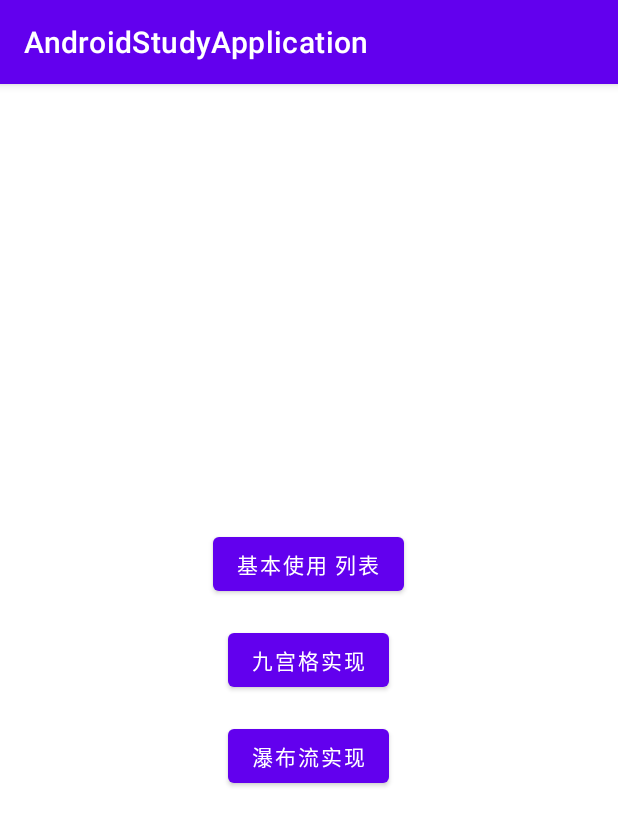
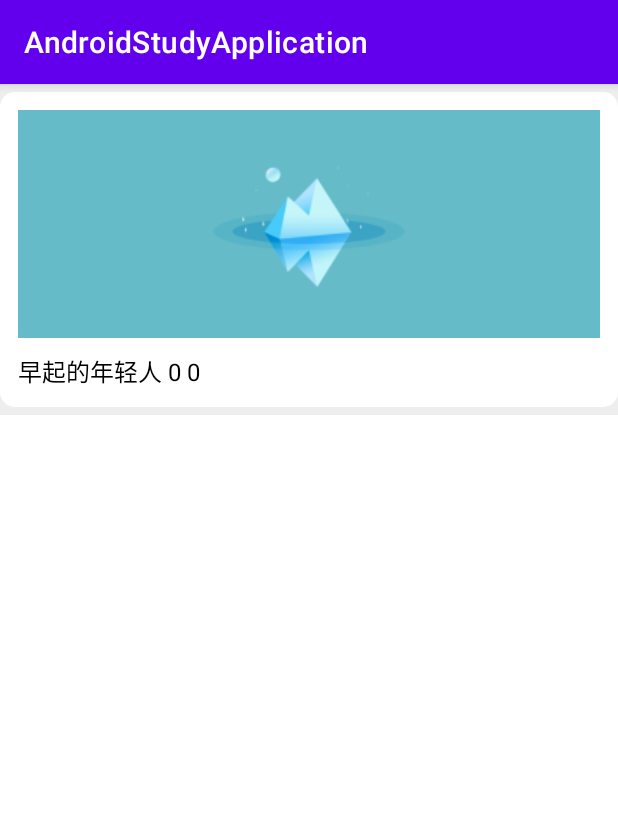
Before and after one commit to zhaolongs/AndroidStudy, an Android app: the RecyclerViewStudyActivity screen opened directly, with no data from a screen before it, after a tap on "九宫格实现", on a phone screen of 412 x 824 dp. Shown: the top 826 px of the screen. Run offline under Robolectric (Android 15) with nearby library versions, the phone set to English and light mode, and no system bars.

Commit message:
RecyclerView

```diff
--- a/AndroidStudyDemo/app/src/main/AndroidManifest.xml
+++ b/AndroidStudyDemo/app/src/main/AndroidManifest.xml
@@ -35,6 +35,7 @@
                 <category android:name="android.intent.category.LAUNCHER" />
             </intent-filter>
         </activity>
+        <activity android:name=".code3.activity.RecyclerViewStudyGridActivity" />
     </application>
 
 </manifest>
--- a/AndroidStudyDemo/app/src/main/java/com/example/studyapp/code2/bean/PhoneBean.java
+++ b/AndroidStudyDemo/app/src/main/java/com/example/studyapp/code2/bean/PhoneBean.java
@@ -7,4 +7,5 @@ public class PhoneBean implements Serializable {
     public String userAddress;
     public long createTime;
     public String phone;
+    public int image;
 }
--- a/AndroidStudyDemo/app/src/main/java/com/example/studyapp/code3/activity/RecyclerViewStudyActivity.java
+++ b/AndroidStudyDemo/app/src/main/java/com/example/studyapp/code3/activity/RecyclerViewStudyActivity.java
@@ -27,7 +27,7 @@ public class RecyclerViewStudyActivity extends AppCompatActivity {
         findViewById(R.id.bt_recy_list2).setOnClickListener(new View.OnClickListener() {
             @Override
             public void onClick(View v) {
-
+                RecyclerViewStudyActivity.this.startActivity(new Intent(RecyclerViewStudyActivity.this, RecyclerViewStudyGridActivity.class));
             }
         });
         findViewById(R.id.bt_recy_list3).setOnClickListener(new View.OnClickListener() {
--- /dev/null
+++ b/AndroidStudyDemo/app/src/main/java/com/example/studyapp/code3/activity/RecyclerViewStudyGridActivity.java
@@ -0,0 +1,57 @@
+package com.example.studyapp.code3.activity;
+
+import android.os.Bundle;
+
+import androidx.appcompat.app.AppCompatActivity;
+import androidx.recyclerview.widget.LinearLayoutManager;
+import androidx.recyclerview.widget.RecyclerView;
+
+import com.example.studyapp.R;
+import com.example.studyapp.code2.bean.PhoneBean;
+import com.example.studyapp.code3.adapter.PhoneRecyAdapter;
+import com.example.studyapp.code3.adapter.PhoneRecyImgAdapter;
+
+import java.util.ArrayList;
+import java.util.Date;
+import java.util.List;
+
+public class RecyclerViewStudyGridActivity extends AppCompatActivity {
+
+    @Override
+    protected void onCreate(Bundle savedInstanceState) {
+        super.onCreate(savedInstanceState);
+
+        //第一步 布局文件中 引用 RecyclerView
+        setContentView(R.layout.activity_recycler_view_study_list);
+        //第二步 获取 RecyclerView
+        RecyclerView recyclerView = findViewById(R.id.recy_use);
+        //第三步 数据
+        List<PhoneBean> phoneBeanList = new ArrayList<>();
+        for (int i = 0; i < 1000; i++) {
+            PhoneBean phoneBean = new PhoneBean();
+            phoneBean.userName = "早起的年轻人 " + i;
+            phoneBean.userAddress = "中图 北京";
+            phoneBean.phone = "133454545";
+            if (i % 3 == 0) {
+                phoneBean.image = R.mipmap.banner01;
+            } else if (i % 3 == 1) {
+                phoneBean.image = R.mipmap.banner03;
+            } else {
+                phoneBean.image = R.mipmap.banner03;
+            }
+            phoneBean.createTime = new Date().getTime();
+            phoneBeanList.add(phoneBean);
+        }
+        //第四步 创建适配器
+        PhoneRecyImgAdapter phoneListAdapter = new PhoneRecyImgAdapter(phoneBeanList, this);
+
+        //多了一步 设置为 列表显示
+        LinearLayoutManager linearLayoutManager = new LinearLayoutManager(this);
+        //设置水平方向
+        linearLayoutManager.setOrientation(LinearLayoutManager.HORIZONTAL);
+        recyclerView.setLayoutManager(linearLayoutManager);
+
+        //第五步 关联 ListView
+        recyclerView.setAdapter(phoneListAdapter);
+    }
+}
--- /dev/null
+++ b/AndroidStudyDemo/app/src/main/java/com/example/studyapp/code3/adapter/PhoneRecyImgAdapter.java
@@ -0,0 +1,108 @@
+package com.example.studyapp.code3.adapter;
+
+import android.content.Context;
+import android.view.LayoutInflater;
+import android.view.View;
+import android.view.ViewGroup;
+import android.widget.ImageView;
+import android.widget.TextView;
+
+import androidx.annotation.NonNull;
+import androidx.recyclerview.widget.RecyclerView;
+
+import com.example.studyapp.R;
+import com.example.studyapp.code2.bean.PhoneBean;
+
+import java.util.List;
+
+/**
+ * recyclerView 使用数据适配器
+ */
+public class PhoneRecyImgAdapter extends RecyclerView.Adapter {
+    private List<PhoneBean> mPhoneBeanList;
+    private Context mContext;
+
+    public PhoneRecyImgAdapter(List<PhoneBean> phoneBeanList, Context context) {
+        mPhoneBeanList = phoneBeanList;
+        mContext = context;
+    }
+
+    /**
+     * 列表 子 Itme 显示 UI 布局
+     *
+     * @param parent
+     * @param viewType
+     * @return
+     */
+    @NonNull
+    @Override
+    public RecyclerView.ViewHolder onCreateViewHolder(@NonNull ViewGroup parent, int viewType) {
+        //子Item 显示的布局
+//        View inflate = View.inflate(mContext, R.layout.activity_list1_item, null);
+
+        /**
+         *  参数一 上下文对象
+         */
+        LayoutInflater layoutInflater = LayoutInflater.from(mContext);
+        /**
+         * 将 Layout 文件 加载 View
+         * 参数一 布局文件 ID
+         * 参数二 不为null 时 会测量这个 parent 的大小来 作为 inflate 的父组件大小参考
+         * 参数三 true 将加载的 layout 布局文件 自动添加到 parent 中去
+         */
+        View inflate = layoutInflater.inflate(R.layout.activity_list2_item, parent,false);
+        CustomHolder customHolder = new CustomHolder(inflate);
+        return customHolder;
+    }
+
+    /**
+     * 绑定数据
+     *
+     * @param holder
+     * @param position
+     */
+    @Override
+    public void onBindViewHolder(@NonNull RecyclerView.ViewHolder holder, int position) {
+
+        CustomHolder customHolder = (CustomHolder) holder;
+
+        //取出数据
+        PhoneBean phoneBean = mPhoneBeanList.get(position);
+
+        //设置数据显示
+        customHolder.setData(phoneBean, position);
+    }
+
+    /**
+     * 列表中 子 Item 数据
+     *
+     * @return
+     */
+    @Override
+    public int getItemCount() {
+        return mPhoneBeanList.size();
+    }
+
+    private static class CustomHolder extends RecyclerView.ViewHolder {
+
+        TextView userNameTextView;
+        ImageView userImageView;
+
+        public CustomHolder(@NonNull View itemView) {
+            super(itemView);
+            userNameTextView = itemView.findViewById(R.id.tv_user_name);
+            userImageView = itemView.findViewById(R.id.iv_user_image);
+        }
+
+        /**
+         * 设置数据显示
+         *
+         * @param phoneBean
+         * @param position
+         */
+        public void setData(PhoneBean phoneBean, int position) {
+            userNameTextView.setText(phoneBean.userName + " " + position);
+            userImageView.setImageResource(phoneBean.image);
+        }
+    }
+}
--- a/AndroidStudyDemo/app/src/main/res/layout/activity_list1_item.xml
+++ b/AndroidStudyDemo/app/src/main/res/layout/activity_list1_item.xml
@@ -3,7 +3,7 @@
     xmlns:app="http://schemas.android.com/apk/res-auto"
     xmlns:tools="http://schemas.android.com/tools"
     android:layout_width="match_parent"
-    android:layout_height="wrap_content"
+    android:layout_height="match_parent"
     android:gravity="center_horizontal"
     android:orientation="vertical"
     tools:context=".common.activity.MainActivity">
--- /dev/null
+++ b/AndroidStudyDemo/app/src/main/res/layout/activity_list2_item.xml
@@ -0,0 +1,44 @@
+<?xml version="1.0" encoding="utf-8"?>
+<LinearLayout xmlns:android="http://schemas.android.com/apk/res/android"
+    xmlns:app="http://schemas.android.com/apk/res-auto"
+    xmlns:tools="http://schemas.android.com/tools"
+    android:layout_width="match_parent"
+    android:layout_height="wrap_content"
+    android:background="#eeeeee"
+    android:gravity="center_horizontal"
+    android:orientation="vertical"
+    tools:context=".common.activity.MainActivity">
+
+
+    <LinearLayout
+        android:layout_width="match_parent"
+        android:layout_height="wrap_content"
+        android:layout_marginTop="5dp"
+        android:layout_marginBottom="5dp"
+        android:background="@drawable/bg_detaip_flag_shape"
+        android:gravity="center_vertical"
+        android:orientation="vertical"
+        android:padding="12dp">
+
+        <ImageView
+            android:id="@+id/iv_user_image"
+            android:layout_width="match_parent"
+            android:layout_height="wrap_content"
+            android:scaleType="centerCrop"
+            android:src="@mipmap/banner01" />
+
+
+        <TextView
+            android:id="@+id/tv_user_name"
+            android:layout_width="wrap_content"
+            android:layout_height="wrap_content"
+            android:layout_marginTop="10dp"
+            android:text="星期一"
+            android:textColor="#000000"
+            android:textSize="16sp" />
+
+
+    </LinearLayout>
+
+
+</LinearLayout>
```
Also changed, not shown: AndroidStudyDemo/app/src/main/res/mipmap-xxxhdpi/banner01.webp (added), AndroidStudyDemo/app/src/main/res/mipmap-xxxhdpi/banner02.webp (added), AndroidStudyDemo/app/src/main/res/mipmap-xxxhdpi/banner03.webp (added).
